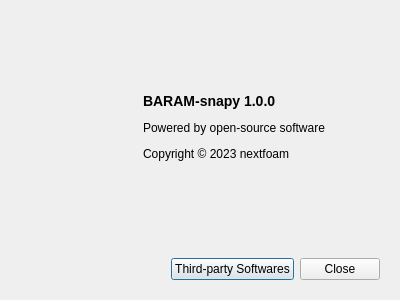
First picture: the form in baramMesh/view/menu/help/about_dialog.ui, repository nextfoam/baram, before the edit.
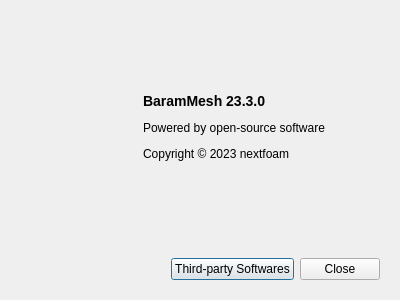
Second picture: the form after the edit.

Commit message: BARAM 23.3.0 about page

What changed in the file:
```diff
--- a/baramMesh/view/menu/help/about_dialog.ui
+++ b/baramMesh/view/menu/help/about_dialog.ui
@@ -90,7 +90,7 @@
          </sizepolicy>
         </property>
         <property name="text">
-         <string>&lt;p&gt;&lt;b&gt;&lt;font size=&quot;4&quot;&gt;BARAM-snapy 1.0.0&lt;/font&gt;&lt;/b&gt;&lt;/p&gt;
+         <string>&lt;p&gt;&lt;b&gt;&lt;font size=&quot;4&quot;&gt;BaramMesh 23.3.0&lt;/font&gt;&lt;/b&gt;&lt;/p&gt;
 
 &lt;p&gt;Powered by open-source software&lt;/p&gt;
 
```
The commit also changes 1 other file.
